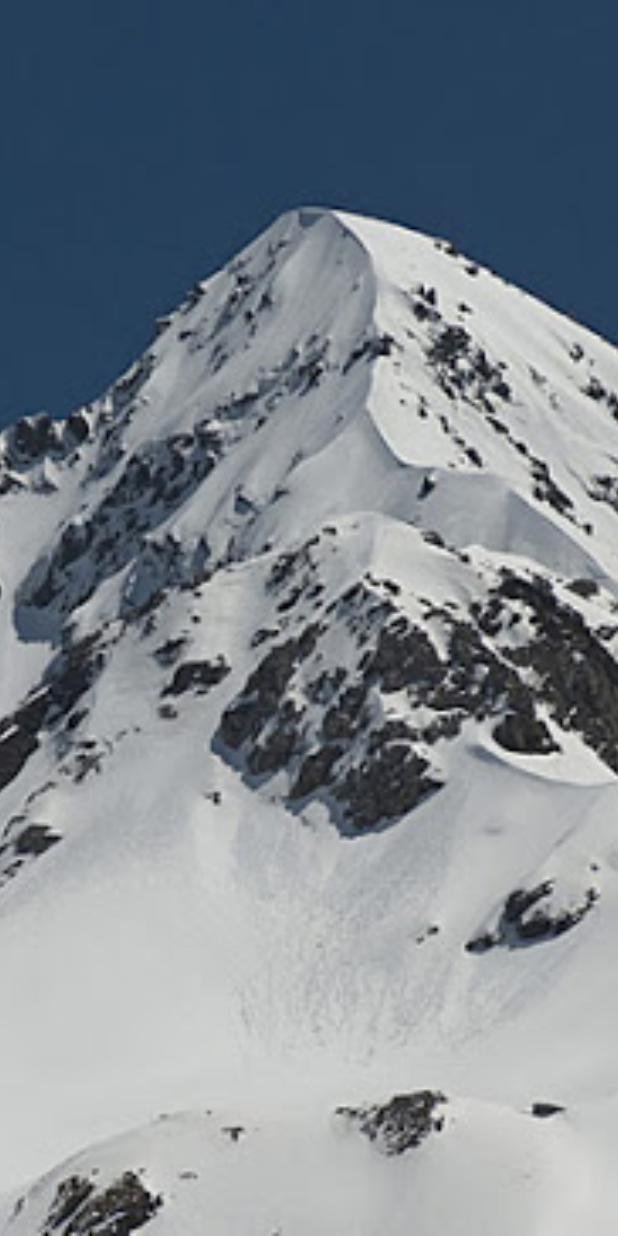
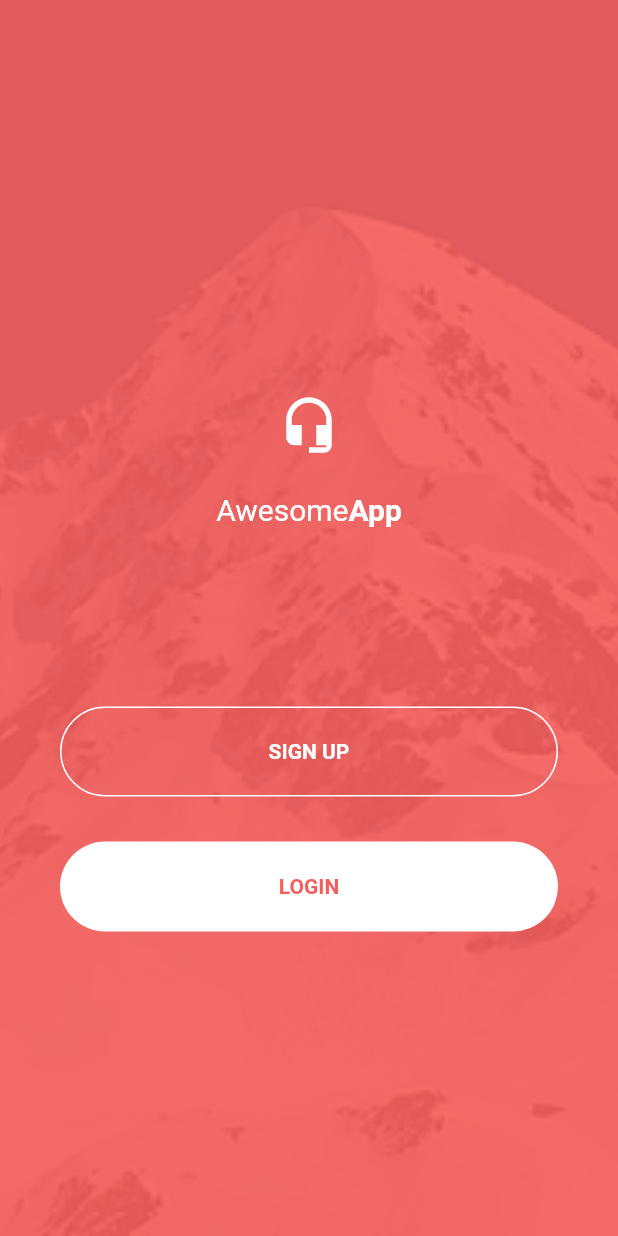
Before and after one commit to frmichetti/flutter_login_firebase, a Flutter app: the screen it shows after launch, swiped to page 2, on a phone screen of 412 x 824 dp. Run offline on Flutter 3.47's test engine with Material 2 defaults, Android fonts, the phone set to English and light mode, and no system bars.

Commit message:
finished login page

```diff
--- a/lib/login/pages/login_page_widget.dart
+++ b/lib/login/pages/login_page_widget.dart
@@ -1,4 +1,5 @@
 import 'package:flutter/material.dart';
+import 'package:login_firebase/login/widgets/circle_button.dart';
 
 class LoginPageWidget extends StatefulWidget {
   @override
@@ -8,6 +9,45 @@ class LoginPageWidget extends StatefulWidget {
 class _LoginPageWidgetState extends State<LoginPageWidget> {
   @override
   Widget build(BuildContext context) {
-    return Container();
+    return Container(
+      padding: EdgeInsets.symmetric(horizontal: 40),
+      color: Theme.of(context).accentColor.withOpacity(0.9),
+      child: Column(
+        mainAxisAlignment: MainAxisAlignment.center,
+        children: <Widget>[
+          Container(
+            height: 60,
+          ),
+          Icon(Icons.headset_mic, size: 40, color: Colors.white),
+          Container(
+            height: 25,
+          ),
+          RichText(
+              text: TextSpan(
+                  style: TextStyle(color: Colors.white, fontSize: 20),
+                  children: <TextSpan>[
+                TextSpan(text: "Awesome"),
+                TextSpan(
+                    text: "App", style: TextStyle(fontWeight: FontWeight.bold))
+              ])),
+          Container(
+            height: 120,
+          ),
+          CircleButton(
+            label: "SIGN UP",
+            backgroundColor: Colors.transparent,
+            borderColor: Colors.white,
+          ),
+          Container(
+            height: 30,
+          ),
+          CircleButton(
+            label: "LOGIN",
+            backgroundColor: Colors.white,
+            textColor: Theme.of(context).accentColor,
+          ),
+        ],
+      ),
+    );
   }
 }
--- a/lib/login/widgets/circle_button.dart
+++ b/lib/login/widgets/circle_button.dart
@@ -2,8 +2,11 @@ import 'package:flutter/material.dart';
 
 class CircleButton extends StatelessWidget {
   final String label;
+  final Color backgroundColor;
+  final Color textColor;
+  final Color borderColor;
 
-  const CircleButton({Key key, this.label = ""}) : super(key: key);
+  const CircleButton ({Key key, this.label = "", this.backgroundColor, this.textColor = Colors.white, this.borderColor}) : super(key: key);
 
   @override
   Widget build(BuildContext context) {
@@ -11,13 +14,14 @@ class CircleButton extends StatelessWidget {
       width: double.infinity,
       height: 60,
       decoration: BoxDecoration(
-        color: Theme.of(context).accentColor,
+        color: backgroundColor == null ? Theme.of(context).accentColor : backgroundColor,
         borderRadius: BorderRadius.circular(40),
+        border: borderColor == null ? null : Border.all(color: borderColor)
       ),
       alignment: Alignment.center,
       child: Text(
         label,
-        style: TextStyle(color: Colors.white, fontWeight: FontWeight.bold),
+        style: TextStyle(color: textColor, fontWeight: FontWeight.bold),
       ),
     );
   }
```
